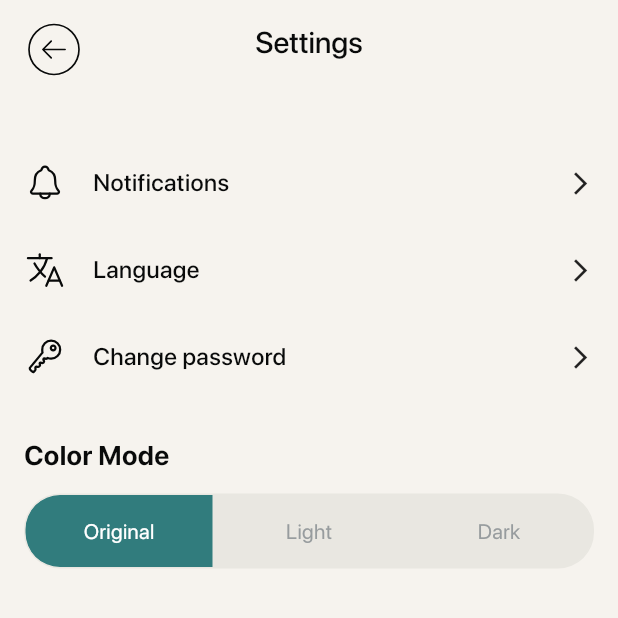
After one commit to ryann254/Surveva-App, a Flutter app: the MoreSettingsPage screen opened directly, on a phone screen of 412 x 824 dp, the top half of it. The commit adds this screen. Run offline on Flutter 3.47's test engine with Material 3 defaults, Android fonts, the light colour scheme and no system bars; our stand-ins replace flutter_svg, permission_handler; missing offline and left inert: date_picker_plus, flutter_verification_code; project files that could hold a hidden picture were left out.

Commit message:
feat: add MoreSettingsPage ui

```diff
--- /dev/null
+++ b/lib/pages/profile/MoreSettingsPage.dart
@@ -0,0 +1,220 @@
+import 'package:flutter/material.dart';
+import 'package:flutter_svg/svg.dart';
+
+class MoreSettingsPage extends StatefulWidget {
+  const MoreSettingsPage({super.key});
+
+  @override
+  State<MoreSettingsPage> createState() => _MoreSettingsPageState();
+}
+
+class _MoreSettingsPageState extends State<MoreSettingsPage> {
+  String colorMode = 'Original';
+
+  changeColorMode(String mode) {
+    setState(() {
+      colorMode = mode;
+    });
+  }
+
+  @override
+  Widget build(BuildContext context) {
+    return Scaffold(
+      appBar: appBar(context),
+      body: Column(
+        children: [
+          const SizedBox(
+            height: 37,
+          ),
+          settingsSection(
+              context,
+              'Notifications',
+              'assets/profile/notifications.svg',
+              Icons.arrow_forward_ios_outlined),
+          settingsSection(context, 'Language', 'assets/profile/language.svg',
+              Icons.arrow_forward_ios_outlined),
+          settingsSection(
+              context,
+              'Change password',
+              'assets/profile/change_password.svg',
+              Icons.arrow_forward_ios_outlined),
+          const SizedBox(
+            height: 24,
+          ),
+          Padding(
+            padding: const EdgeInsets.symmetric(horizontal: 16.0),
+            child: Column(
+              children: [
+                const Row(
+                  mainAxisAlignment: MainAxisAlignment.spaceBetween,
+                  children: [
+                    Text(
+                      'Color Mode',
+                      style:
+                          TextStyle(fontSize: 18, fontWeight: FontWeight.w600),
+                    ),
+                    SizedBox(),
+                  ],
+                ),
+                const SizedBox(
+                  height: 12,
+                ),
+                Row(
+                  children: [
+                    Expanded(
+                      flex: 1,
+                      child: GestureDetector(
+                        onTap: () {
+                          changeColorMode('Original');
+                        },
+                        child: Container(
+                          height: 50,
+                          decoration: BoxDecoration(
+                            color: colorMode == 'Original'
+                                ? Theme.of(context).colorScheme.primary
+                                : Theme.of(context).colorScheme.tertiary,
+                            border: Border.all(
+                                color: Theme.of(context).colorScheme.tertiary),
+                            borderRadius: const BorderRadius.only(
+                                topLeft: Radius.circular(24),
+                                bottomLeft: Radius.circular(24)),
+                          ),
+                          child: Center(
+                            child: Text(
+                              'Original',
+                              style: TextStyle(
+                                  color: colorMode == 'Original'
+                                      ? Theme.of(context).colorScheme.onPrimary
+                                      : Theme.of(context)
+                                          .colorScheme
+                                          .onTertiary),
+                            ),
+                          ),
+                        ),
+                      ),
+                    ),
+                    Expanded(
+                      flex: 1,
+                      child: GestureDetector(
+                        onTap: () {
+                          changeColorMode('Light');
+                        },
+                        child: Container(
+                          height: 50,
+                          decoration: BoxDecoration(
+                            color: colorMode == 'Light'
+                                ? Theme.of(context).colorScheme.primary
+                                : Theme.of(context).colorScheme.tertiary,
+                            border: Border.all(
+                                color: Theme.of(context).colorScheme.tertiary),
+                          ),
+                          child: Center(
+                            child: Text(
+                              'Light',
+                              style: TextStyle(
+                                  color: colorMode == 'Light'
+                                      ? Theme.of(context).colorScheme.onPrimary
+                                      : Theme.of(context)
+                                          .colorScheme
+                                          .onTertiary),
+                            ),
+                          ),
+                        ),
+                      ),
+                    ),
+                    Expanded(
+                      flex: 1,
+                      child: GestureDetector(
+                        onTap: () {
+                          changeColorMode('Dark');
+                        },
+                        child: Container(
+                          height: 50,
+                            decoration: BoxDecoration(
+                              color: colorMode == 'Dark'
+                                  ? Theme.of(context).colorScheme.primary
+                                  : Theme.of(context).colorScheme.tertiary,
+                            border: Border.all(
+                                color: Theme.of(context).colorScheme.tertiary),
+                            borderRadius: const BorderRadius.only(
+                                topRight: Radius.circular(24),
+                                bottomRight: Radius.circular(24)),
+                          ),
+                          child: Center(
+                            child: Text(
+                              'Dark',
+                              style: TextStyle(
+                                  color: colorMode == 'Dark'
+                                      ? Theme.of(context).colorScheme.onPrimary
+                                      : Theme.of(context)
+                                          .colorScheme
+                                          .onTertiary),
+                            ),
+                          ),
+                        ),
+                      ),
+                    ),
+                  ],
+                )
+              ],
+            ),
+          )
+        ],
+      ),
+    );
+  }
+}
+
+Widget settingsSection(
+    BuildContext context, String title, String asset, IconData icon2) {
+  return Padding(
+    padding: const EdgeInsets.symmetric(horizontal: 16.0, vertical: 15),
+    child: Row(
+      mainAxisAlignment: MainAxisAlignment.spaceBetween,
+      children: [
+        Row(
+          children: [
+            SvgPicture.asset(asset),
+            const SizedBox(
+              width: 18,
+            ),
+            Column(
+              crossAxisAlignment: CrossAxisAlignment.start,
+              mainAxisAlignment: MainAxisAlignment.center,
+              children: [
+                Text(
+                  title,
+                  style: const TextStyle(
+                      fontSize: 16, fontWeight: FontWeight.w500),
+                ),
+              ],
+            ),
+          ],
+        ),
+        Icon(
+          icon2,
+          size: 18,
+        )
+      ],
+    ),
+  );
+}
+
+AppBar appBar(BuildContext context) {
+  return AppBar(
+    leading: GestureDetector(
+      child: Padding(
+        padding: const EdgeInsets.only(left: 16.0, top: 10.0),
+        child: SvgPicture.asset('assets/create poll/back_button.svg'),
+      ),
+      onTap: () {
+        Navigator.pop(context);
+      },
+    ),
+    title: const Text(
+      'Settings',
+      style: TextStyle(fontSize: 20, fontWeight: FontWeight.w500),
+    ),
+    centerTitle: true,
+  );
+}
```
Also changed, not shown: lib/pages/profile/EditProfilePage.dart (+2 -8 lines), lib/pages/profile/SettingsPage.dart (+34 -7 lines), lib/widgets/profileWidgets.dart (+85 -0 lines), assets/profile/change_password.svg (added), assets/profile/language.svg (added), assets/profile/notifications.svg (added).
